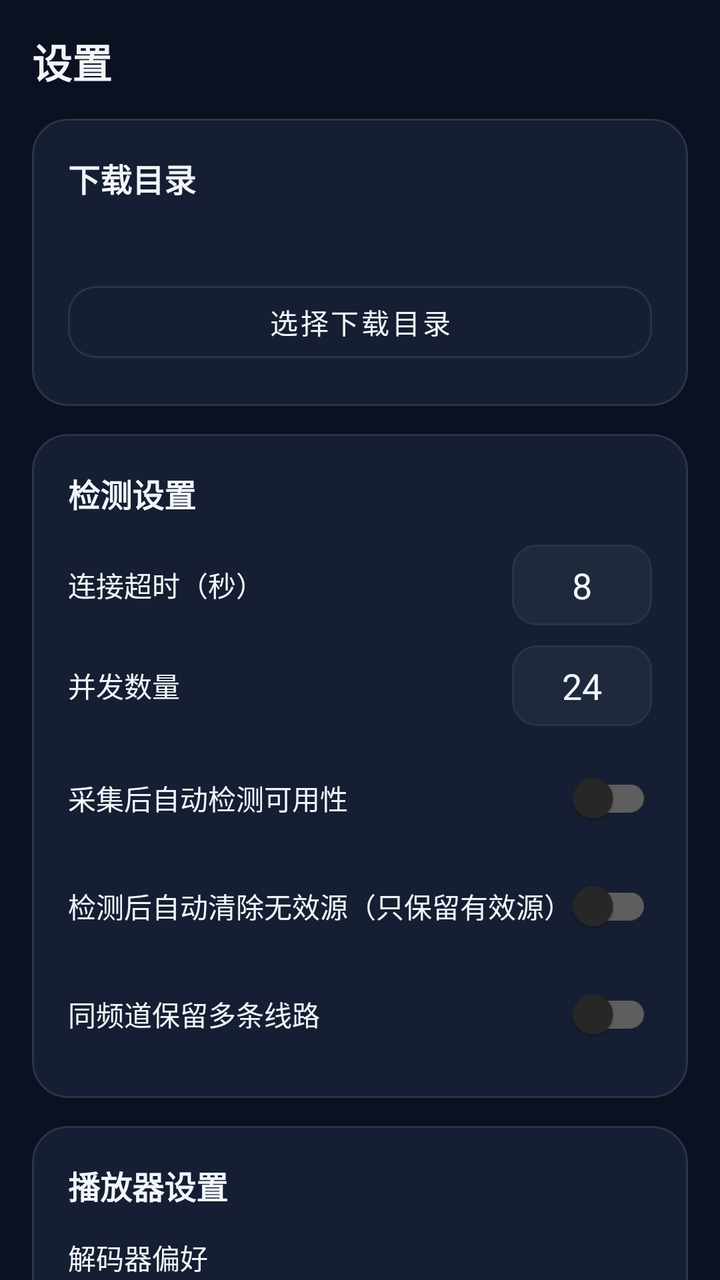
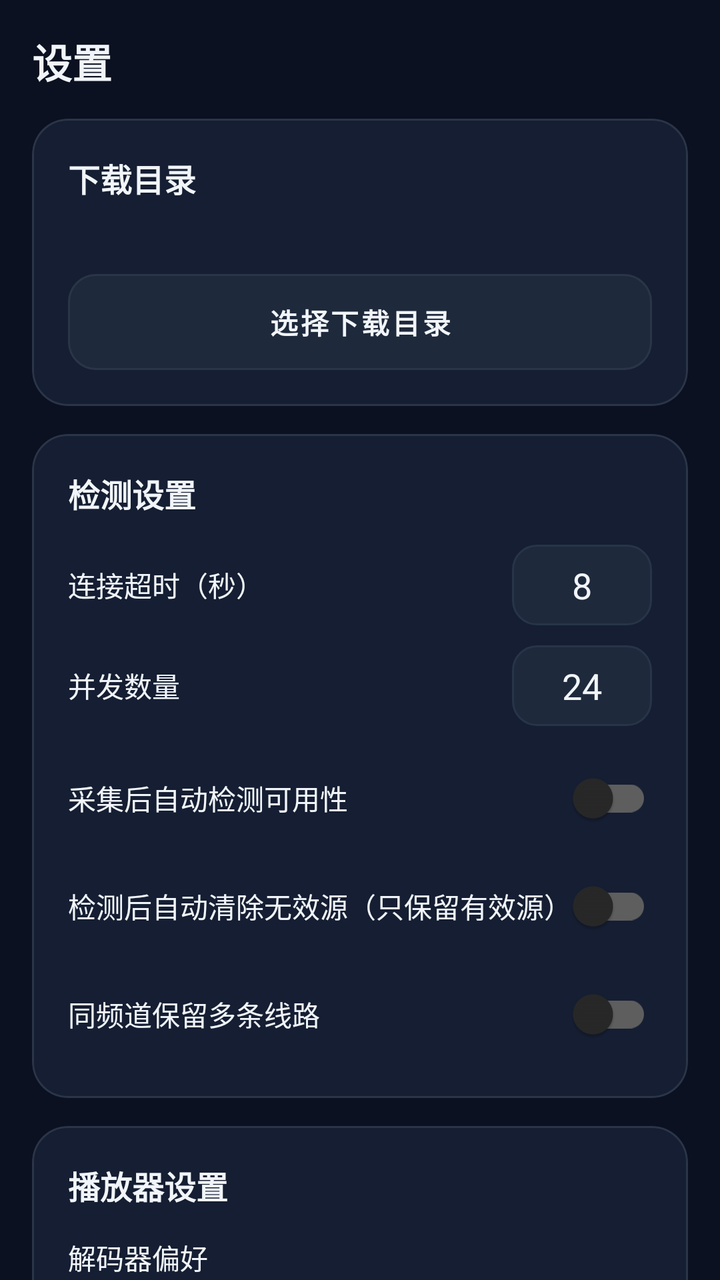

The first picture is an Android layout as it rendered before a commit; the second is the same layout after the commit. The layout source and the unified diff follow.
<!-- AndroidManifest.xml: application theme Theme.IPTV -->
<!-- res/layout/fragment_settings.xml -->
<?xml version="1.0" encoding="utf-8"?>
<androidx.core.widget.NestedScrollView
    xmlns:android="http://schemas.android.com/apk/res/android"
    android:layout_width="match_parent"
    android:layout_height="match_parent"
    android:clipToPadding="false"
    android:paddingBottom="24dp">

    <LinearLayout
        android:layout_width="match_parent"
        android:layout_height="wrap_content"
        android:orientation="vertical"
        android:padding="16dp">

        <TextView style="@style/TextSection"
            android:layout_width="wrap_content" android:layout_height="wrap_content"
            android:text="@string/tab_settings" android:textSize="20sp" />

        
        <com.google.android.material.card.MaterialCardView
            style="@style/CardSurface"
            android:layout_width="match_parent" android:layout_height="wrap_content"
            android:layout_marginTop="14dp">
            <LinearLayout android:layout_width="match_parent" android:layout_height="wrap_content"
                android:orientation="vertical" android:padding="18dp">
                <TextView style="@style/TextSection" android:layout_width="wrap_content"
                    android:layout_height="wrap_content" android:text="@string/download_dir" />
                <TextView android:id="@+id/tvDir" android:layout_width="match_parent"
                    android:layout_height="wrap_content" android:layout_marginTop="8dp"
                    android:textColor="@color/text_secondary" android:textSize="12sp" />
                <com.google.android.material.button.MaterialButton
                    android:id="@+id/btnChooseDir" style="@style/BtnOutline"
                    android:layout_width="match_parent" android:layout_height="wrap_content"
                    android:layout_marginTop="12dp" android:text="@string/choose_dir" />
            </LinearLayout>
        </com.google.android.material.card.MaterialCardView>

        
        <com.google.android.material.card.MaterialCardView
            style="@style/CardSurface"
            android:layout_width="match_parent" android:layout_height="wrap_content"
            android:layout_marginTop="14dp">
            <LinearLayout android:layout_width="match_parent" android:layout_height="wrap_content"
                android:orientation="vertical" android:padding="18dp">
                <TextView style="@style/TextSection" android:layout_width="wrap_content"
                    android:layout_height="wrap_content" android:text="@string/check_settings" />

                <LinearLayout android:layout_width="match_parent" android:layout_height="wrap_content"
                    android:gravity="center_vertical" android:orientation="horizontal" android:layout_marginTop="14dp">
                    <TextView android:layout_width="0dp" android:layout_height="wrap_content" android:layout_weight="1"
                        android:text="@string/timeout" android:textColor="@color/text_primary" android:textSize="14sp" />
                    <EditText android:id="@+id/etTimeout" android:layout_width="70dp" android:layout_height="wrap_content"
                        android:background="@drawable/bg_edittext" android:gravity="center"
                        android:inputType="number" android:padding="8dp"
                        android:text="8" android:textColor="@color/text_primary" />
                </LinearLayout>

                <LinearLayout android:layout_width="match_parent" android:layout_height="wrap_content"
                    android:gravity="center_vertical" android:orientation="horizontal" android:layout_marginTop="10dp">
                    <TextView android:layout_width="0dp" android:layout_height="wrap_content" android:layout_weight="1"
                        android:text="@string/concurrency" android:textColor="@color/text_primary" android:textSize="14sp" />
                    <EditText android:id="@+id/etConcurrency" android:layout_width="70dp" android:layout_height="wrap_content"
                        android:background="@drawable/bg_edittext" android:gravity="center"
                        android:inputType="number" android:padding="8dp"
                        android:text="24" android:textColor="@color/text_primary" />
                </LinearLayout>

                <com.google.android.material.switchmaterial.SwitchMaterial
                    android:id="@+id/swAutoCheck" android:layout_width="match_parent"
                    android:layout_height="wrap_content" android:layout_marginTop="12dp"
                    android:text="@string/auto_check" android:textColor="@color/text_primary" />

                <com.google.android.material.switchmaterial.SwitchMaterial
                    android:id="@+id/swPurgeInvalid" android:layout_width="match_parent"
                    android:layout_height="wrap_content" android:layout_marginTop="6dp"
                    android:text="@string/purge_invalid" android:textColor="@color/text_primary" />

                <com.google.android.material.switchmaterial.SwitchMaterial
                    android:id="@+id/swRetainDup" android:layout_width="match_parent"
                    android:layout_height="wrap_content" android:layout_marginTop="6dp"
                    android:text="@string/retain_duplicate" android:textColor="@color/text_primary" />
            </LinearLayout>
        </com.google.android.material.card.MaterialCardView>

        
        <com.google.android.material.card.MaterialCardView
            style="@style/CardSurface"
            android:layout_width="match_parent" android:layout_height="wrap_content"
            android:layout_marginTop="14dp">
            <LinearLayout android:layout_width="match_parent" android:layout_height="wrap_content"
                android:orientation="vertical" android:padding="18dp">
                <TextView style="@style/TextSection" android:layout_width="wrap_content"
                    android:layout_height="wrap_content" android:text="@string/player_settings" />

                <TextView android:layout_width="wrap_content" android:layout_height="wrap_content"
                    android:layout_marginTop="14dp" android:text="@string/decoder"
                    android:textColor="@color/text_primary" android:textSize="14sp" />
                <Spinner android:id="@+id/spDecoder" android:layout_width="match_parent"
                    android:layout_height="wrap_content" android:layout_marginTop="6dp"
                    android:background="@drawable/bg_edittext"
                    android:entries="@array/decoder_entries" android:padding="10dp" />

                <TextView android:layout_width="wrap_content" android:layout_height="wrap_content"
                    android:layout_marginTop="12dp" android:text="@string/buffer_mode"
                    android:textColor="@color/text_primary" android:textSize="14sp" />
                <Spinner android:id="@+id/spBuffer" android:layout_width="match_parent"
                    android:layout_height="wrap_content" android:layout_marginTop="6dp"
                    android:background="@drawable/bg_edittext"
                    android:entries="@array/buffer_entries" android:padding="10dp" />
            </LinearLayout>
        </com.google.android.material.card.MaterialCardView>

        <com.google.android.material.button.MaterialButton
            android:id="@+id/btnSaveSettings"
            style="@style/BtnPrimary"
            android:layout_width="match_parent" android:layout_height="wrap_content"
            android:layout_marginTop="18dp" android:background="@drawable/grad_btn"
            android:text="@string/ok" />

        
        <com.google.android.material.card.MaterialCardView
            style="@style/CardSurface"
            android:layout_width="match_parent" android:layout_height="wrap_content"
            android:layout_marginTop="14dp">
            <LinearLayout android:layout_width="match_parent" android:layout_height="wrap_content"
                android:orientation="vertical" android:padding="18dp">
                <TextView style="@style/TextSection" android:layout_width="wrap_content"
                    android:layout_height="wrap_content" android:text="@string/about" />
                <TextView android:layout_width="match_parent" android:layout_height="wrap_content"
                    android:layout_marginTop="8dp" android:text="@string/about_text"
                    android:textColor="@color/text_secondary" android:textSize="12sp"
                    android:lineSpacingExtra="4dp" />
            </LinearLayout>
        </com.google.android.material.card.MaterialCardView>
    </LinearLayout>
</androidx.core.widget.NestedScrollView>
<!-- resources referenced by this layout -->
<resources>
  <string-array name="buffer_entries">
          <item>标准缓冲</item>
          <item>低延迟（适合直播）</item>
          <item>大缓冲（适合弱网）</item>
      </string-array>
  <string-array name="decoder_entries">
          <item>自动选择（推荐）</item>
          <item>硬解码优先</item>
          <item>软解码优先</item>
      </string-array>
  <color name="text_primary">#FFF1F5F9</color>
  <color name="text_secondary">#FF94A3B8</color>
  <!-- drawable bg_edittext (drawable) -->
  <?xml version="1.0" encoding="utf-8"?>
  <shape xmlns:android="http://schemas.android.com/apk/res/android" android:shape="rectangle">
      <solid android:color="@color/surface_2" />
      <stroke android:width="1dp" android:color="@color/surface_3" />
      <corners android:radius="12dp" />
  </shape>
  <!-- drawable grad_btn (drawable) -->
  <?xml version="1.0" encoding="utf-8"?>
  <shape xmlns:android="http://schemas.android.com/apk/res/android" android:shape="rectangle">
      <gradient android:startColor="#FF4F46E5" android:endColor="#FF06B6D4" android:angle="0" />
      <corners android:radius="14dp" />
  </shape>
  <string name="about">关于 IPTV</string>
  <string name="about_text">IPTV 是一款集成直播源自动采集、可用性检测、多格式导出与全功能播放器的 Android 应用。\n\n功能参考 HerbertHe/iptv-sources 与 Guovin/iptv-api 等开源项目。\n\n本项目仅提供工具能力，请遵守当地法律法规，仅播放合法授权的直播内容。</string>
  <string name="auto_check">采集后自动检测可用性</string>
  <string name="buffer_mode">缓冲策略</string>
  <string name="check_settings">检测设置</string>
  <string name="choose_dir">选择下载目录</string>
  <string name="concurrency">并发数量</string>
  <string name="decoder">解码器偏好</string>
  <string name="download_dir">下载目录</string>
  <string name="ok">确定</string>
  <string name="player_settings">播放器设置</string>
  <string name="purge_invalid">检测后自动清除无效源（只保留有效源）</string>
  <string name="retain_duplicate">同频道保留多条线路</string>
  <string name="tab_settings">设置</string>
  <string name="timeout">连接超时（秒）</string>
  <style name="BtnOutline" parent="Widget.MaterialComponents.Button.OutlinedButton">
          <item name="strokeColor">@color/surface_3</item>
          <item name="android:textColor">@color/text_primary</item>
          <item name="cornerRadius">14dp</item>
          <item name="android:textSize">14sp</item>
          <item name="android:minHeight">48dp</item>
      </style>
  <style name="BtnPrimary" parent="Widget.MaterialComponents.Button">
          <item name="backgroundTint">@color/brand</item>
          <item name="android:textColor">#FFFFFFFF</item>
          <item name="cornerRadius">14dp</item>
          <item name="android:textSize">15sp</item>
          <item name="android:textStyle">bold</item>
          <item name="android:minHeight">48dp</item>
      </style>
  <style name="TextSection">
          <item name="android:textColor">@color/text_primary</item>
          <item name="android:textSize">16sp</item>
          <item name="android:textStyle">bold</item>
      </style>
  <color name="surface_2">#FF1E293B</color>
  <color name="surface_3">#FF273449</color>
  <color name="brand">#FF6366F1</color>
  <color name="surface">#FF151E32</color>
  <color name="divider">#FF2A3548</color>
  <color name="background">#FF0B1120</color>
  <color name="accent">#FF22D3EE</color>
  <!-- unchanged entries left out for length: 2 -->
</resources>

<!-- the commit's change to res/layout/fragment_settings.xml (unified diff, before → after) -->
@@ -114,7 +114,7 @@
             android:id="@+id/btnSaveSettings"
             style="@style/BtnPrimary"
             android:layout_width="match_parent" android:layout_height="wrap_content"
-            android:layout_marginTop="18dp" android:background="@drawable/grad_btn"
+            android:layout_marginTop="18dp"
             android:text="@string/ok" />
 
         
<!-- resource entries referenced after the edit -->
@@ -22,7 +22,7 @@
   <!-- drawable grad_btn (drawable) -->
   <?xml version="1.0" encoding="utf-8"?>
   <shape xmlns:android="http://schemas.android.com/apk/res/android" android:shape="rectangle">
-      <gradient android:startColor="#FF4F46E5" android:endColor="#FF06B6D4" android:angle="0" />
+      <gradient android:startColor="#FF4F46E5" android:endColor="#FF06B6D4" android:angle="315" />
       <corners android:radius="14dp" />
   </shape>
   <string name="about">关于 IPTV</string>
@@ -41,19 +41,31 @@
   <string name="tab_settings">设置</string>
   <string name="timeout">连接超时（秒）</string>
   <style name="BtnOutline" parent="Widget.MaterialComponents.Button.OutlinedButton">
-          <item name="strokeColor">@color/surface_3</item>
+          <item name="strokeColor">@color/divider</item>
+          <item name="strokeWidth">1dp</item>
+          <item name="backgroundTint">@color/surface_2</item>
           <item name="android:textColor">@color/text_primary</item>
+          <item name="android:textSize">14sp</item>
+          <item name="android:textStyle">bold</item>
+          <item name="textAllCaps">false</item>
           <item name="cornerRadius">14dp</item>
-          <item name="android:textSize">14sp</item>
           <item name="android:minHeight">48dp</item>
+          <item name="android:insetTop">0dp</item>
+          <item name="android:insetBottom">0dp</item>
+          <item name="rippleColor">#33FFFFFF</item>
       </style>
   <style name="BtnPrimary" parent="Widget.MaterialComponents.Button">
-          <item name="backgroundTint">@color/brand</item>
+          <item name="android:background">@drawable/grad_btn</item>
+          <item name="backgroundTint">@null</item>
           <item name="android:textColor">#FFFFFFFF</item>
+          <item name="android:textSize">14sp</item>
+          <item name="android:textStyle">bold</item>
+          <item name="textAllCaps">false</item>
           <item name="cornerRadius">14dp</item>
-          <item name="android:textSize">15sp</item>
-          <item name="android:textStyle">bold</item>
           <item name="android:minHeight">48dp</item>
+          <item name="android:insetTop">0dp</item>
+          <item name="android:insetBottom">0dp</item>
+          <item name="rippleColor">#33FFFFFF</item>
       </style>
   <style name="TextSection">
           <item name="android:textColor">@color/text_primary</item>
